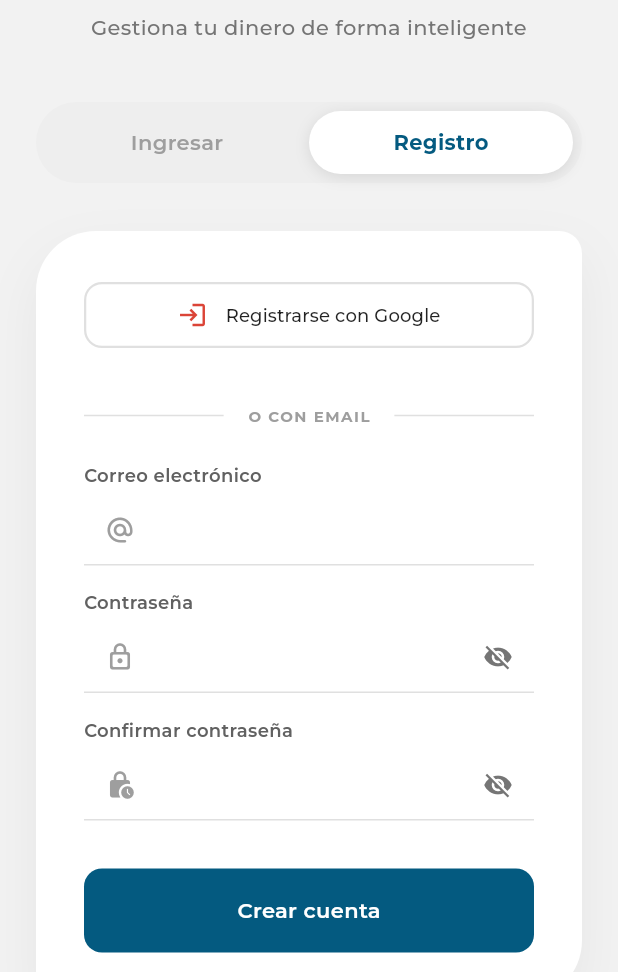
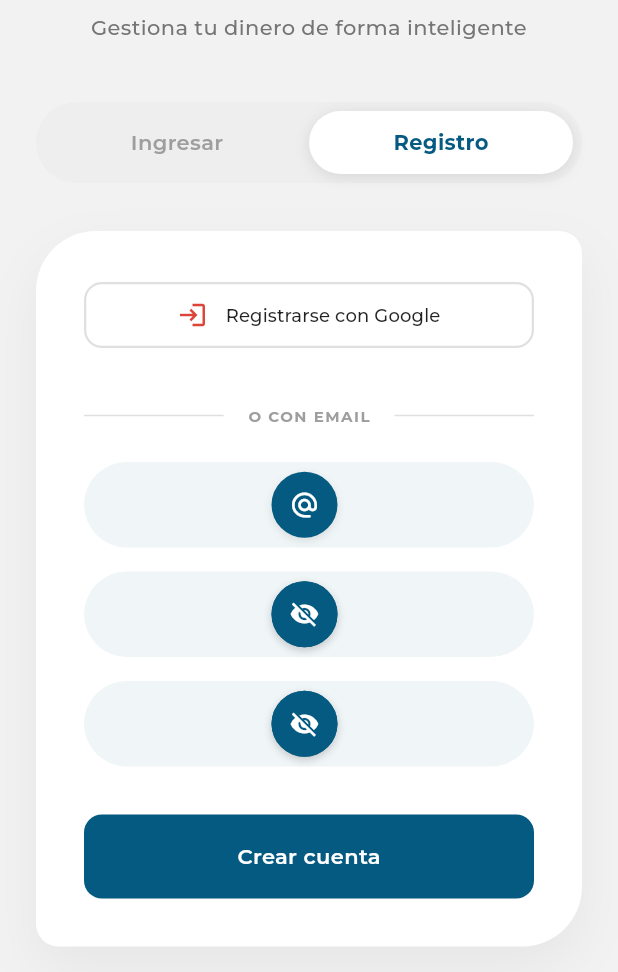
Before and after one commit to SAlejandroHP/finanzas-personales, a Flutter app: the screen it shows after launch, after a tap on "Registro", on a phone screen of 412 x 824 dp, the part 264-1236 px from its top. Run offline on Flutter 3.47's test engine with Material 3 defaults, Android fonts, the light colour scheme and no system bars; our stand-ins replace camera, fl_chart, flutter_dotenv, flutter_riverpod, flutter_secure_storage, go_router and 9 more; missing offline and left inert: flutter_notification_listener, google_mlkit_text_recognition, receive_sharing_intent; accounts and stored records are empty.

Commit message:
style(inputs): rediseño premium a forma de píldora con burbujas de iconos flotantes

```diff
--- a/lib/core/widgets/app_text_field.dart
+++ b/lib/core/widgets/app_text_field.dart
@@ -109,20 +109,47 @@
   Widget build(BuildContext context) {
     final isDark = Theme.of(context).brightness == Brightness.dark;
 
+    // Colores para el diseño de "píldora"
+    final fillColor = isDark
+        ? Colors.white.withValues(alpha: 0.08)
+        : AppColors.primary.withValues(alpha: 0.06);
+    final bubbleColor = isDark ? Colors.white : AppColors.primary;
+    final iconColor = isDark ? AppColors.surfaceDark : Colors.white;
+
+    // Helper para el icono en burbuja
+    Widget? buildBubbleIcon(IconData? icon, {bool isPrefix = true, VoidCallback? onTap}) {
+      if (icon == null) return null;
+      return Container(
+        margin: EdgeInsets.only(
+          left: isPrefix ? 6 : 0,
+          right: isPrefix ? 12 : 6,
+          top: 6,
+          bottom: 6
+        ),
+        decoration: BoxDecoration(
+          color: bubbleColor,
+          shape: BoxShape.circle,
+          boxShadow: [
+            BoxShadow(
+              color: Colors.black.withValues(alpha: 0.1),
+              blurRadius: 4,
+              offset: const Offset(0, 2),
+            ),
+          ],
+        ),
+        child: InkWell(
+          customBorder: const CircleBorder(),
+          onTap: onTap,
+          child: Center(
+            child: Icon(icon, color: iconColor, size: 20),
+          ),
+        ),
+      );
+    }
+
     return Column(
       crossAxisAlignment: CrossAxisAlignment.start,
       children: [
-        Text(
-          widget.label,
-          style: GoogleFonts.montserrat(
-            fontSize: AppColors.bodySmall,
-            fontWeight: FontWeight.w600,
-            color: widget.isError
-                ? AppColors.error
-                : (isDark ? Colors.white70 : Colors.grey[700]),
-          ),
-        ),
-        const SizedBox(height: 4),
         TextFormField(
           controller: widget.controller,
           focusNode: _effectiveFocusNode,
@@ -139,90 +166,89 @@
           onSaved: widget.onSaved,
           style: GoogleFonts.montserrat(
             fontSize: AppColors.bodyMedium,
+            fontWeight: FontWeight.w500,
             color: widget.enabled
                 ? (isDark ? Colors.white : AppColors.textPrimary)
                 : Colors.grey,
           ),
           decoration: InputDecoration(
-            hintText: widget.hintText,
+            hintText: widget.hintText ?? widget.label,
             errorText: widget.errorText,
             hintStyle: GoogleFonts.montserrat(
               fontSize: AppColors.bodyMedium,
-              color: isDark ? Colors.white30 : Colors.grey[400],
+              fontWeight: FontWeight.w500,
+              color: isDark ? Colors.white60 : Colors.grey[500],
             ),
-            filled: false,
+            filled: true,
+            fillColor: fillColor,
             isDense: true,
-            contentPadding: const EdgeInsets.symmetric(
-              horizontal: 0,
-              vertical: 12,
+            contentPadding: EdgeInsets.symmetric(
+              horizontal: 20,
+              vertical: widget.maxLines > 1 ? 16 : 18,
             ),
-            prefixIcon: widget.prefixIcon != null
-                ? Icon(
-                    widget.prefixIcon,
-                    color: widget.isError
-                        ? AppColors.error
-                        : Colors.grey,
-                    size: 20,
-                  )
-                : null,
+            prefixIconConstraints: const BoxConstraints(minWidth: 56, minHeight: 56),
+            suffixIconConstraints: const BoxConstraints(minWidth: 56, minHeight: 56),
+            prefixIcon: buildBubbleIcon(widget.prefixIcon),
             suffixIcon: widget.isPassword
-                ? IconButton(
-                    icon: Icon(
-                      _obscureText ? Icons.visibility_off : Icons.visibility,
-                      color: isDark ? Colors.white70 : Colors.grey[600],
-                      size: 20,
-                    ),
-                    onPressed: () {
+                ? buildBubbleIcon(
+                    _obscureText ? Icons.visibility_off : Icons.visibility,
+                    isPrefix: false,
+                    onTap: () {
                       setState(() {
                         _obscureText = !_obscureText;
                       });
                     },
                   )
-                : widget.suffixIcon,
-            border: UnderlineInputBorder(
+                : (widget.suffixIcon != null
+                    ? Padding(
+                        padding: const EdgeInsets.only(right: 16.0),
+                        child: widget.suffixIcon,
+                      )
+                    : null),
+            border: OutlineInputBorder(
+              borderRadius: BorderRadius.circular(100),
+              borderSide: BorderSide.none,
+            ),
+            enabledBorder: OutlineInputBorder(
+              borderRadius: BorderRadius.circular(100),
+              borderSide: BorderSide.none,
+            ),
+            focusedBorder: OutlineInputBorder(
+              borderRadius: BorderRadius.circular(100),
               borderSide: BorderSide(
-                color: isDark ? Colors.white24 : Colors.grey[300]!,
-                width: 1,
+                color: widget.isError ? AppColors.error : AppColors.primary.withValues(alpha: 0.5),
+                width: 1.5,
               ),
             ),
-            enabledBorder: UnderlineInputBorder(
-              borderSide: BorderSide(
-                color: isDark ? Colors.white24 : Colors.grey[300]!,
-                width: 1,
+            errorBorder: OutlineInputBorder(
+              borderRadius: BorderRadius.circular(100),
+              borderSide: const BorderSide(
+                color: AppColors.error,
+                width: 1.5,
               ),
             ),
-            focusedBorder: UnderlineInputBorder(
-              borderSide: BorderSide(
-                color: widget.isError ? AppColors.error : AppColors.primary,
-                width: 2,
+            focusedErrorBorder: OutlineInputBorder(
+              borderRadius: BorderRadius.circular(100),
+              borderSide: const BorderSide(
+                color: AppColors.error,
+                width: 1.5,
               ),
             ),
-            errorBorder: const UnderlineInputBorder(
-              borderSide: BorderSide(
-                color: AppColors.error,
-                width: 2,
-              ),
-            ),
-            focusedErrorBorder: const UnderlineInputBorder(
-              borderSide: BorderSide(
-                color: AppColors.error,
-                width: 2,
-              ),
-            ),
-            disabledBorder: const UnderlineInputBorder(
+            disabledBorder: OutlineInputBorder(
+              borderRadius: BorderRadius.circular(100),
               borderSide: BorderSide.none,
             ),
           ),
         ),
         if (widget.helperText != null) ...[
-          const SizedBox(height: 4),
+          const SizedBox(height: 8),
           Padding(
-            padding: const EdgeInsets.only(left: 16),
+            padding: const EdgeInsets.only(left: 20),
             child: Text(
               widget.helperText!,
               style: GoogleFonts.montserrat(
                 fontSize: AppColors.bodySmall,
-                color: widget.isError ? AppColors.secondary : Colors.grey[600],
+                color: widget.isError ? AppColors.error : Colors.grey[600],
               ),
             ),
           ),
```
